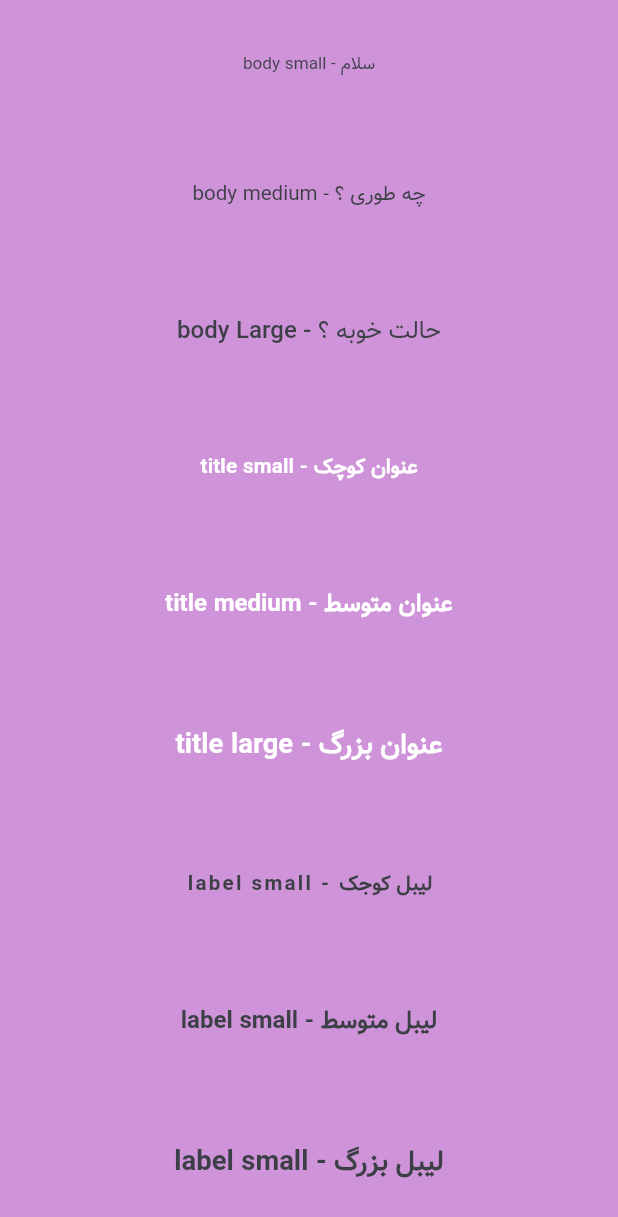
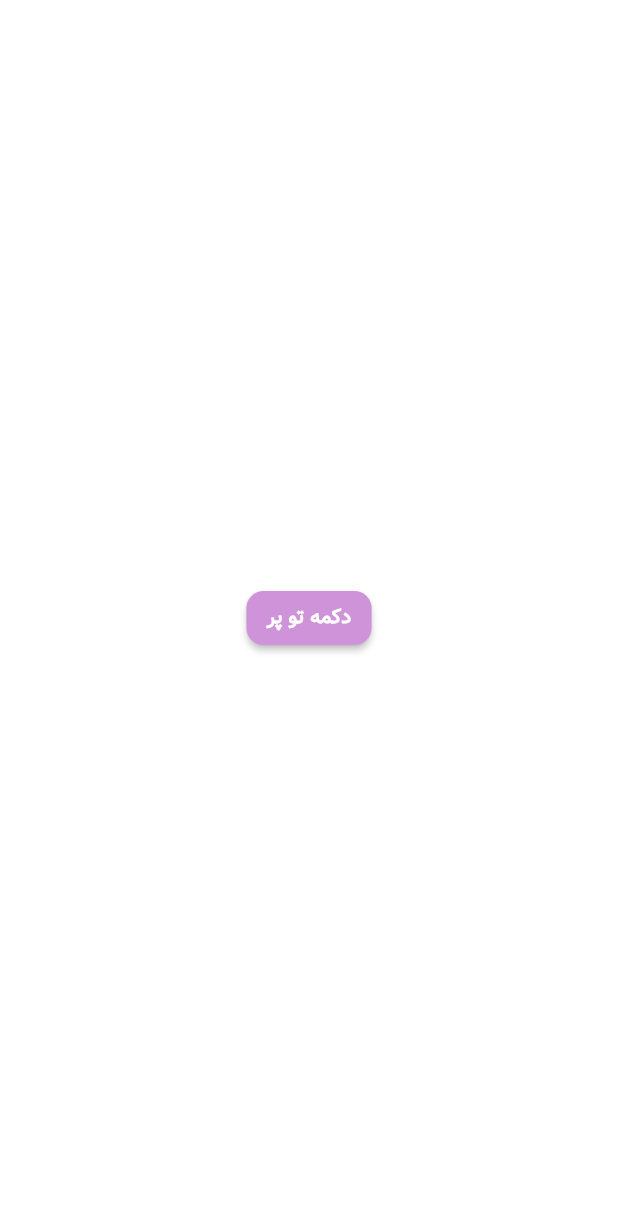
Before and after one commit to Sobhan-Ziyaei/flutter_my_repository, a Flutter app: the screen it shows after launch, on a phone screen of 412 x 824 dp. Shown: the top 1217 px of the screen. Run offline on Flutter 3.47's test engine with Material 2 defaults, Android fonts, the light colour scheme and no system bars; our stand-ins replace flutter_screenutil.

Commit message:
update repository

```diff
--- a/lib/main.dart
+++ b/lib/main.dart
@@ -1,10 +1,25 @@
 import 'package:flutter/material.dart';
+import 'package:flutter/services.dart';
 import 'package:flutter_my_repository/router/app_router.dart';
-import 'package:flutter_my_repository/ui/screens/text_theme.dart';
+import 'package:flutter_my_repository/ui/screens/button_screen.dart';
+import 'package:flutter_my_repository/ui/screens/text_test_theme.dart';
+import 'package:flutter_my_repository/ui/theme/colors.dart';
 import 'package:flutter_my_repository/ui/theme/theme.dart';
 import 'package:flutter_screenutil/flutter_screenutil.dart';
 
 void main() {
+  //------------------------------------------------------
+  //برای اینکه در امولیتور بتوانیم تنظیمات دلخواه داشته باشیم
+    SystemChrome.setSystemUIOverlayStyle(
+    const SystemUiOverlayStyle(
+      statusBarColor: whiteColor,
+      statusBarIconBrightness: Brightness.dark,
+      systemNavigationBarColor: blackColor,
+      systemNavigationBarIconBrightness: Brightness.dark,
+    ),
+  );
+  //
+  //-------------------------------------------------------
   runApp(
     MyApp(
       appRouter: AppRouter(),
@@ -24,7 +39,7 @@ class MyApp extends StatelessWidget {
         return MaterialApp(
           debugShowCheckedModeBanner: false,
           onGenerateRoute: appRouter.onGenerateRoute,
-          initialRoute: MainScreen.screenId,
+          initialRoute: ButtonScreen.screenId,
           theme: CustomTheme.lightTheme,
         );
       },
--- a/lib/router/app_router.dart
+++ b/lib/router/app_router.dart
@@ -1,12 +1,17 @@
 import 'package:flutter/material.dart';
-import 'package:flutter_my_repository/ui/screens/text_theme.dart';
+import 'package:flutter_my_repository/ui/screens/button_screen.dart';
+import 'package:flutter_my_repository/ui/screens/text_test_theme.dart';
 
 class AppRouter {
   Route<dynamic>? onGenerateRoute(RouteSettings settings) {
     switch (settings.name) {
-      case MainScreen.screenId:
+      case TextTestTheme.screenId:
         return MaterialPageRoute(
-          builder: (context) => const MainScreen(),
+          builder: (context) => const TextTestTheme(),
+        );
+      case ButtonScreen.screenId:
+        return MaterialPageRoute(
+          builder: (context) => const ButtonScreen(),
         );
       default:
         return null;
--- /dev/null
+++ b/lib/ui/screens/button_screen.dart
@@ -0,0 +1,26 @@
+import 'package:flutter/material.dart';
+
+class ButtonScreen extends StatelessWidget {
+  const ButtonScreen({Key? key}) : super(key: key);
+  static const screenId = '/button_screen';
+  @override
+  Widget build(BuildContext context) {
+    ThemeData theme = Theme.of(context);
+    return Scaffold(
+      body: SafeArea(
+        child: Center(
+          child: Column(
+            mainAxisAlignment: MainAxisAlignment.center,
+            children: [
+              ElevatedButton(
+                style: theme.elevatedButtonTheme.style,
+                onPressed: () {},
+                child: const Text('دکمه تو پر'),
+              )
+            ],
+          ),
+        ),
+      ),
+    );
+  }
+}
--- a/lib/ui/screens/text_theme.dart
+++ b/lib/ui/screens/text_test_theme.dart
@@ -1,7 +1,7 @@
 import 'package:flutter/material.dart';
 
-class MainScreen extends StatelessWidget {
-  const MainScreen({Key? key}) : super(key: key);
+class TextTestTheme extends StatelessWidget {
+  const TextTestTheme({Key? key}) : super(key: key);
 
   static const screenId = '/text_theme';
   @override
--- /dev/null
+++ b/lib/ui/styles/shapes.dart
@@ -0,0 +1,10 @@
+
+
+import 'package:flutter/material.dart';
+import 'package:flutter_screenutil/flutter_screenutil.dart';
+
+RoundedRectangleBorder getShapeWidget(double doubleRadius){
+  return RoundedRectangleBorder(
+    borderRadius: BorderRadius.circular(ScreenUtil().setWidth(doubleRadius))
+  );
+}
--- a/lib/ui/theme/colors.dart
+++ b/lib/ui/theme/colors.dart
@@ -1,5 +1,7 @@
 import 'package:flutter/material.dart';
 
 final primaryColor = Colors.purple.shade200;
+const bgColor = Colors.white ;
+const blackColor = Colors.black ;
 const darkColor = Color(0xff3D3F47);
 const whiteColor = Colors.white;
--- a/lib/ui/theme/theme.dart
+++ b/lib/ui/theme/theme.dart
@@ -1,11 +1,30 @@
 import 'package:flutter/material.dart';
 import 'package:flutter_my_repository/gen/fonts.gen.dart';
+import 'package:flutter_my_repository/ui/styles/shapes.dart';
 import 'package:flutter_my_repository/ui/theme/colors.dart';
 import 'package:flutter_screenutil/flutter_screenutil.dart';
 
 class CustomTheme {
   static ThemeData lightTheme = ThemeData.light().copyWith(
-    scaffoldBackgroundColor: primaryColor,
+    scaffoldBackgroundColor: whiteColor,
+    //
+    //-----------------------------------------------------------------------------
+    //Buttons
+    elevatedButtonTheme: ElevatedButtonThemeData(
+      style: ElevatedButton.styleFrom(
+        shape: getShapeWidget(10),
+        alignment: Alignment.center ,
+        backgroundColor: primaryColor ,
+        textStyle: TextStyle(
+          color: whiteColor ,
+          fontFamily: FontFamily.vazir ,
+          fontWeight: FontWeight.bold ,
+          fontSize: ScreenUtil().setWidth(12),
+        ),
+      ),
+    ),
+
+
 
     //-----------------------------------------------------------------------------
     textTheme: TextTheme(
```
